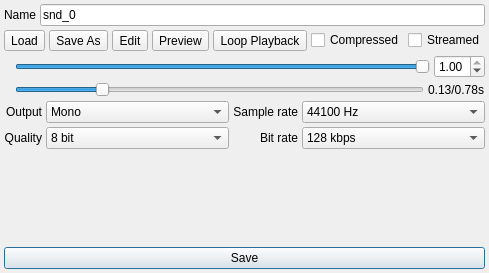
First picture: the form in Editors/SoundEditor.ui, repository enigma-dev/RadialGM, before the edit.
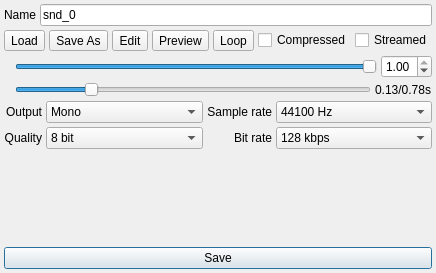
Second picture: the form after the edit. Icons and pictures are not drawn.

Commit message: missed some tooltips

```diff
--- a/Editors/SoundEditor.ui
+++ b/Editors/SoundEditor.ui
@@ -120,9 +120,12 @@
      </item>
      <item>
       <widget class="QToolButton" name="toolButton">
-       <property name="text">
+       <property name="toolTip">
         <string>Loop Playback</string>
        </property>
+       <property name="text">
+        <string>Loop</string>
+       </property>
        <property name="icon">
         <iconset resource="../images.qrc">
          <normaloff>:/actions/loop.png</normaloff>:/actions/loop.png</iconset>
```
Left out of the diff: 18 changed lines with no effect on the pictures.
